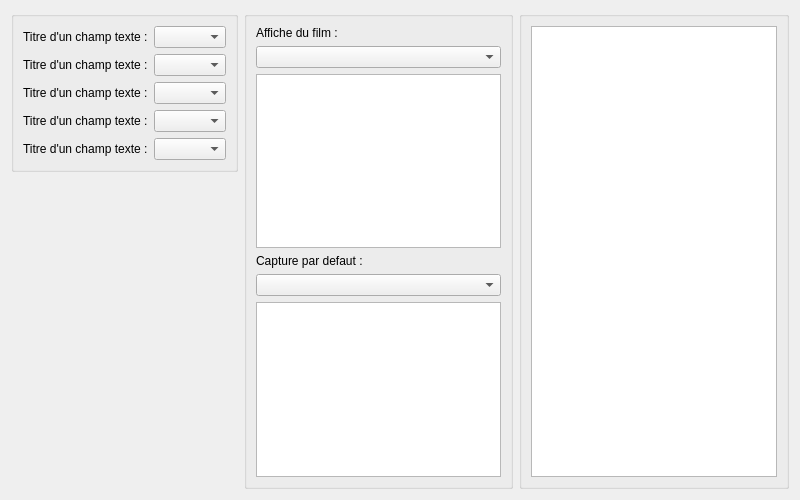
This is View/informationpane.ui in cinemaouvert/OCT as Qt 5 draws it before an edit. The edited form follows.
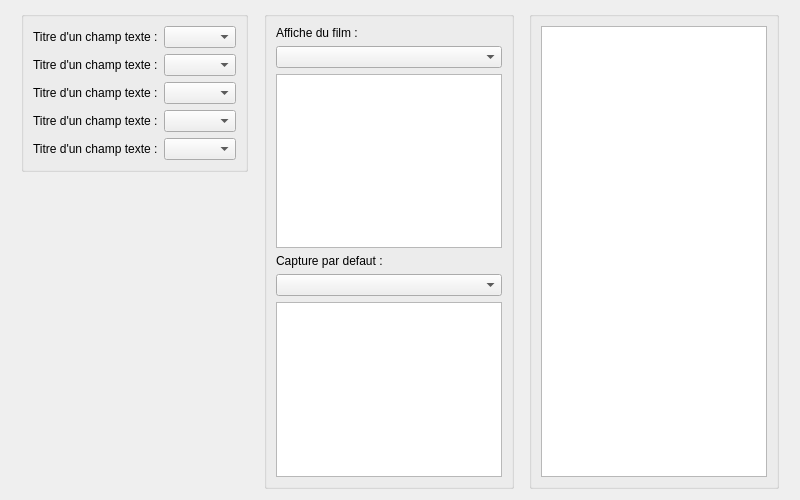
This is the edited form.

Commit message:
Updating View with several spacer.
Updating View with several spacer to better fits high resolution screen.

```diff
--- a/View/informationpane.ui
+++ b/View/informationpane.ui
@@ -14,6 +14,19 @@
    <string>Form</string>
   </property>
   <layout class="QHBoxLayout" name="horizontalLayout">
+   <item>
+    <spacer name="horizontalSpacer">
+     <property name="orientation">
+      <enum>Qt::Horizontal</enum>
+     </property>
+     <property name="sizeHint" stdset="0">
+      <size>
+       <width>40</width>
+       <height>20</height>
+      </size>
+     </property>
+    </spacer>
+   </item>
    <item>
     <layout class="QVBoxLayout" name="verticalLayout_3">
      <property name="leftMargin">
@@ -116,6 +129,19 @@
      </item>
     </layout>
    </item>
+   <item>
+    <spacer name="horizontalSpacer_2">
+     <property name="orientation">
+      <enum>Qt::Horizontal</enum>
+     </property>
+     <property name="sizeHint" stdset="0">
+      <size>
+       <width>40</width>
+       <height>20</height>
+      </size>
+     </property>
+    </spacer>
+   </item>
    <item>
     <widget class="QGroupBox" name="groupBox_FilmScreen">
      <property name="title">
@@ -151,6 +177,19 @@
      </layout>
     </widget>
    </item>
+   <item>
+    <spacer name="horizontalSpacer_3">
+     <property name="orientation">
+      <enum>Qt::Horizontal</enum>
+     </property>
+     <property name="sizeHint" stdset="0">
+      <size>
+       <width>40</width>
+       <height>20</height>
+      </size>
+     </property>
+    </spacer>
+   </item>
    <item>
     <widget class="QGroupBox" name="groupBox_Files">
      <property name="title">
@@ -163,6 +202,19 @@
      </layout>
     </widget>
    </item>
+   <item>
+    <spacer name="horizontalSpacer_4">
+     <property name="orientation">
+      <enum>Qt::Horizontal</enum>
+     </property>
+     <property name="sizeHint" stdset="0">
+      <size>
+       <width>40</width>
+       <height>20</height>
+      </size>
+     </property>
+    </spacer>
+   </item>
   </layout>
  </widget>
  <resources/>
```
The commit also changes 5 other files.
